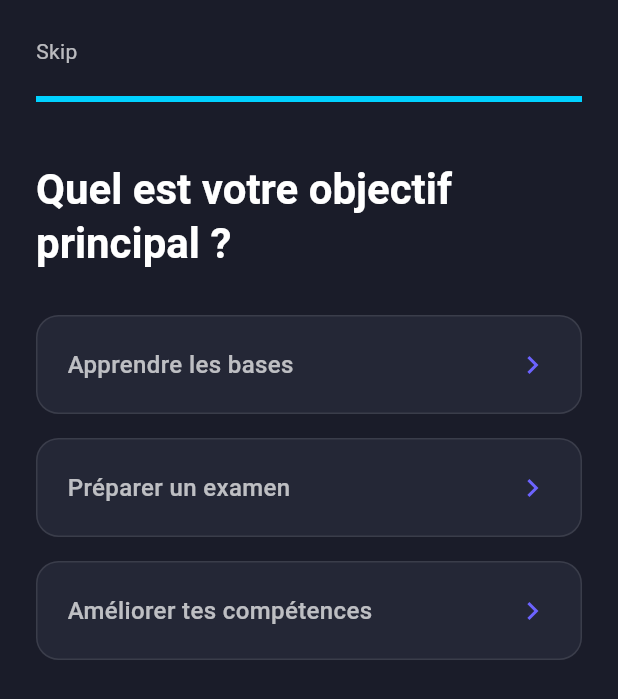
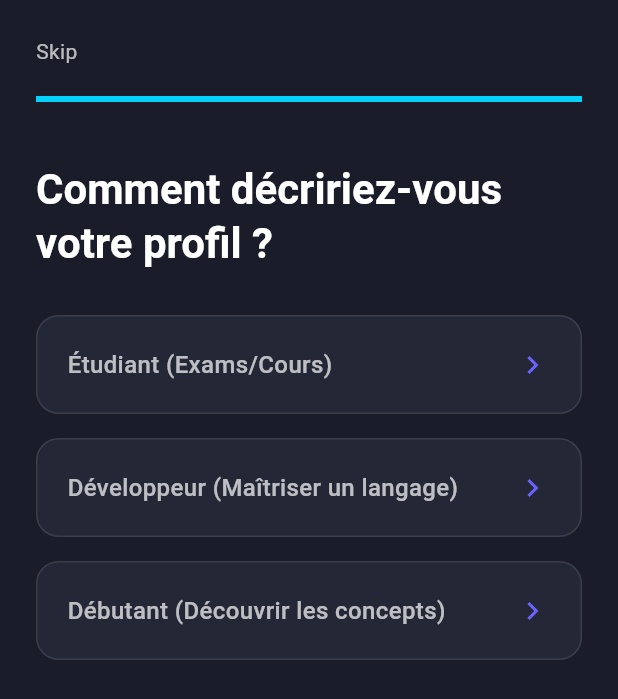
Before and after one commit to Abdelwahebbch/code_quest, a Flutter app: the OnboardingScreen screen opened directly, on a phone screen of 412 x 824 dp. Shown: the top 699 px of the screen. Run offline on Flutter 3.47's test engine with Material 3 defaults, Android fonts, the phone set to English and light mode, and no system bars; our stand-ins replace appwrite, dropdown_button2, flutter_local_notifications, image_picker; accounts and stored records are empty; network calls fail.

Commit message:
Change th onboarding questions

````diff
--- a/lib/models/user_info_model.dart
+++ b/lib/models/user_info_model.dart
@@ -32,7 +32,7 @@ class UserInfo {
     this.badgesProgress=const {"debug":0 ,"complete":0 ,"test":0 ,"singleChoice":0 ,"multipleChoice":0 ,"ordering":0 },
     this.showingBadges=const[],
   });
-  //Alert : we must discust about it quickly
+  //TODO : we must discust about it quickly
   double get progressToNextLevel {
     const baseXP = 500;
     int level = userLevel;//1
--- a/lib/services/appwrite_cloud_functions_service.dart
+++ b/lib/services/appwrite_cloud_functions_service.dart
@@ -46,6 +46,7 @@ class AppwritecloudfunctionsService extends ChangeNotifier {
       final Map<String, dynamic> data ={};
       var outPut = jsonDecode(res.body);
       var response = outPut["response"];
+      debugPrint(response);
       if (response.startsWith("```json")) {
         response = response.substring("```json".length);
       }
--- a/lib/views/onboarding/onboarding_screen.dart
+++ b/lib/views/onboarding/onboarding_screen.dart
@@ -12,48 +12,126 @@ class OnboardingScreen extends StatefulWidget {
 
 class _SmartOnboardingScreenState extends State<OnboardingScreen> {
   final List<OnboardingQuestion> _questions = [
+    // --- GATEKEEPER ---
     OnboardingQuestion(
-      id: 'goal_beg',
-      question: "Quel est votre objectif principal ?",
+      id: 'persona',
+      question: "Comment décririez-vous votre profil ?",
       options: [
         OnboardingOption(
-            id: 'bases', label: "Apprendre les bases", nextQuestionId: 'level'),
+            id: 'student',
+            label: "Étudiant (Exams/Cours)",
+            nextQuestionId: 'level'),
         OnboardingOption(
-            id: 'hobby', label: "Préparer un examen", nextQuestionId: 'level'),
+            id: 'dev_pro',
+            label: "Développeur (Maîtriser un langage)",
+            nextQuestionId: 'lang_goal'),
         OnboardingOption(
-            id: 'hobby',
-            label: "Améliorer tes compétences",
-            nextQuestionId: 'level'),
+            id: 'curious',
+            label: "Débutant (Découvrir les concepts)",
+            nextQuestionId: 'curiosity_path'),
+      ],
+    ),
+
+    // --- PATH: STUDENT ---
+    OnboardingQuestion(
+      id: 'level',
+      question: "Quel est votre niveau actuel ?",
+      options: [
+        OnboardingOption(
+            id: 'lycee', label: "Lycée / Bac", nextQuestionId: 'exam_deadline'),
+        OnboardingOption(
+            id: 'licence',
+            label: "Licence / Prépa",
+            nextQuestionId: 'exam_deadline'),
+        OnboardingOption(
+            id: 'master',
+            label: "Master / Ingénieur",
+            nextQuestionId: 'exam_deadline'),
       ],
     ),
     OnboardingQuestion(
-      id: 'level',
-      question: "Quel est ton niveau d'étude ?",
+      id: 'exam_deadline',
+      question: "Quand est votre prochain examen important ?",
       options: [
-        OnboardingOption(id: 'lycee', label: "Lycée", nextQuestionId: 'lang'),
         OnboardingOption(
-            id: 'licence', label: "Licence", nextQuestionId: 'lang'),
-        OnboardingOption(id: 'master', label: "Master", nextQuestionId: 'lang'),
-        OnboardingOption(id: 'autre', label: "Autre", nextQuestionId: 'rythme'),
+            id: 'urgent',
+            label: "Moins de 2 semaines",
+            nextQuestionId: 'rythme'),
+        OnboardingOption(
+            id: 'chill',
+            label: "Dans plus d'un mois",
+            nextQuestionId: 'rythme'),
+        OnboardingOption(
+            id: 'none', label: "Juste pour réviser", nextQuestionId: 'rythme'),
+      ],
+    ),
+
+    // --- PATH: LANGUAGE MASTER ---
+    OnboardingQuestion(
+      id: 'lang_goal',
+      question: "Quel langage souhaitez-vous maîtriser ?",
+      options: [
+        OnboardingOption(
+            id: 'py', label: "Python (Data/AI)", nextQuestionId: 'current_exp'),
+        OnboardingOption(
+            id: 'dart',
+            label: "Dart (Flutter/Mobile)",
+            nextQuestionId: 'current_exp'),
+        OnboardingOption(
+            id: 'java',
+            label: "Java (Enterprise/Backend)",
+            nextQuestionId: 'current_exp'),
+        OnboardingOption(
+            id: 'js', label: "JavaScript (Web)", nextQuestionId: 'current_exp'),
       ],
     ),
     OnboardingQuestion(
-      id: 'lang',
-      question: "Quel langage vous est la plus familière ?",
+      id: 'current_exp',
+      question: "Quelle est votre expérience avec ce langage ?",
       options: [
-        OnboardingOption(id: 'py', label: "Python", nextQuestionId: 'rythme'),
-        OnboardingOption(id: 'java', label: "Java", nextQuestionId: 'rythme'),
-        OnboardingOption(id: 'dart', label: "Dart", nextQuestionId: 'rythme'),
-        OnboardingOption(id: 'C', label: "C / C++", nextQuestionId: 'rythme'),
+        OnboardingOption(
+            id: 'none',
+            label: "Zéro (Je pars de rien)",
+            nextQuestionId: 'rythme'),
+        OnboardingOption(
+            id: 'inter',
+            label: "Intermédiaire (Je connais la syntaxe)",
+            nextQuestionId: 'rythme'),
+        OnboardingOption(
+            id: 'expert',
+            label: "Avancé (Je veux optimiser)",
+            nextQuestionId: 'rythme'),
       ],
     ),
+
+    // --- PATH: BEGINNER CONCEPTS ---
+    OnboardingQuestion(
+      id: 'curiosity_path',
+      question: "Qu'est-ce qui vous attire le plus ?",
+      options: [
+        OnboardingOption(
+            id: 'logic',
+            label: "La logique pure (Algorithmes)",
+            nextQuestionId: 'rythme'),
+        OnboardingOption(
+            id: 'visual',
+            label: "Le visuel (Comment on fait une App)",
+            nextQuestionId: 'rythme'),
+        OnboardingOption(
+            id: 'ai',
+            label: "L'IA (Comment ça réfléchit)",
+            nextQuestionId: 'rythme'),
+      ],
+    ),
+
+    // --- FINAL: COMMITMENT (Universal) ---
     OnboardingQuestion(
       id: 'rythme',
-      question: "Quel rythme d'apprentissage préférez-vous ?",
+      question: "Combien de temps pouvez-vous consacrer par jour ?",
       options: [
-        OnboardingOption(id: 'casual', label: "Occasionnel (15 min/jour)"),
-        OnboardingOption(id: 'serious', label: "Sérieux (1h/jour)"),
-        OnboardingOption(id: 'intense', label: "Intensif (3h+/jour)"),
+        OnboardingOption(id: 'casual', label: "☕ 10 min (Mode Zen)"),
+        OnboardingOption(id: 'serious', label: "⚡ 30 min (Mode Focus)"),
+        OnboardingOption(id: 'intense', label: "🔥 1h+ (Mode Hardcore)"),
       ],
     ),
   ];
@@ -159,10 +237,10 @@ class _SmartOnboardingScreenState extends State<OnboardingScreen> {
       padding: const EdgeInsets.only(bottom: 16.0),
       child: InkWell(
         onTap: () => _handleOptionSelect(option),
-        borderRadius: BorderRadius.circular(15),
-        child: Container(
+        borderRadius:  BorderRadius.circular(15),
+        child:  Container(
           width: double.infinity,
-          padding: const EdgeInsets.all(20),
+          padding:const EdgeInsets.all(20),
           decoration: BoxDecoration(
             color: AppTheme.cardColor,
             borderRadius: BorderRadius.circular(15),
@@ -174,9 +252,9 @@ class _SmartOnboardingScreenState extends State<OnboardingScreen> {
               Text(
                 option.label,
                 style:
-                    const TextStyle(fontSize: 16, fontWeight: FontWeight.w500),
+                   const TextStyle(fontSize: 16, fontWeight: FontWeight.w500),
               ),
-              const Icon(Icons.chevron_right, color: AppTheme.primaryColor),
+             const Icon(Icons.chevron_right, color: AppTheme.primaryColor),
             ],
           ),
         ),
````
Also changed, not shown: pubspec.lock.
